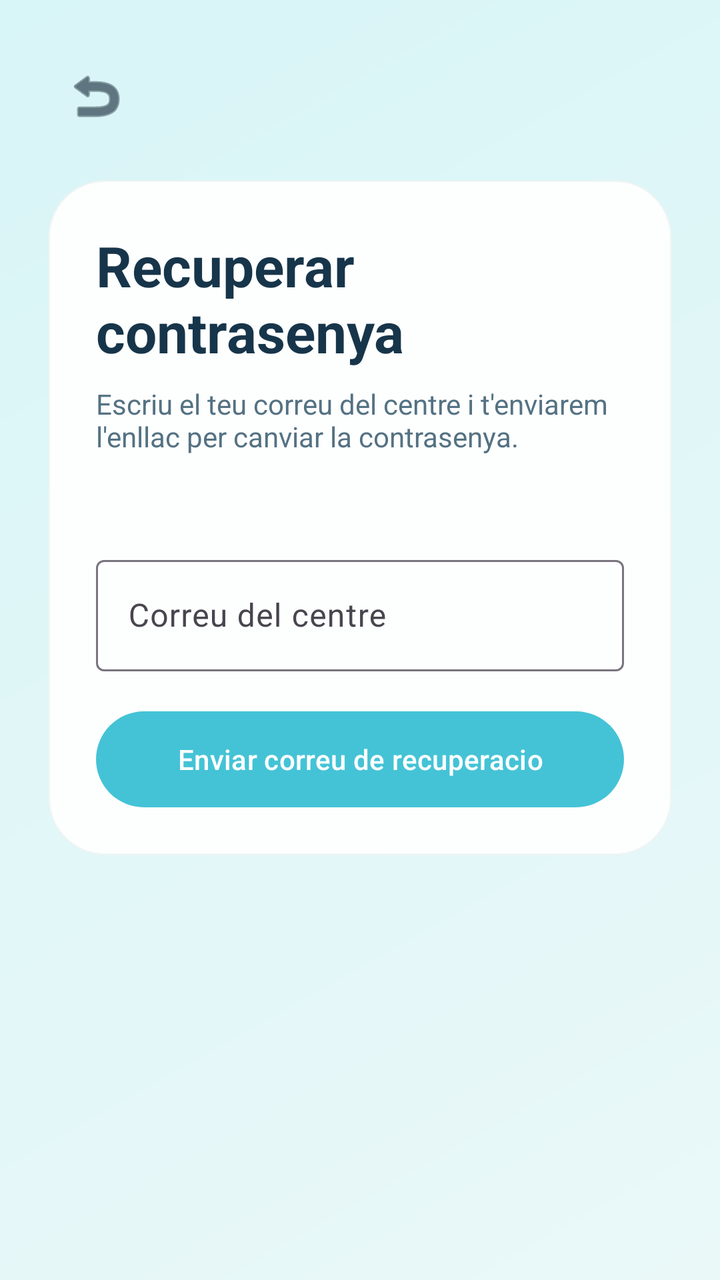
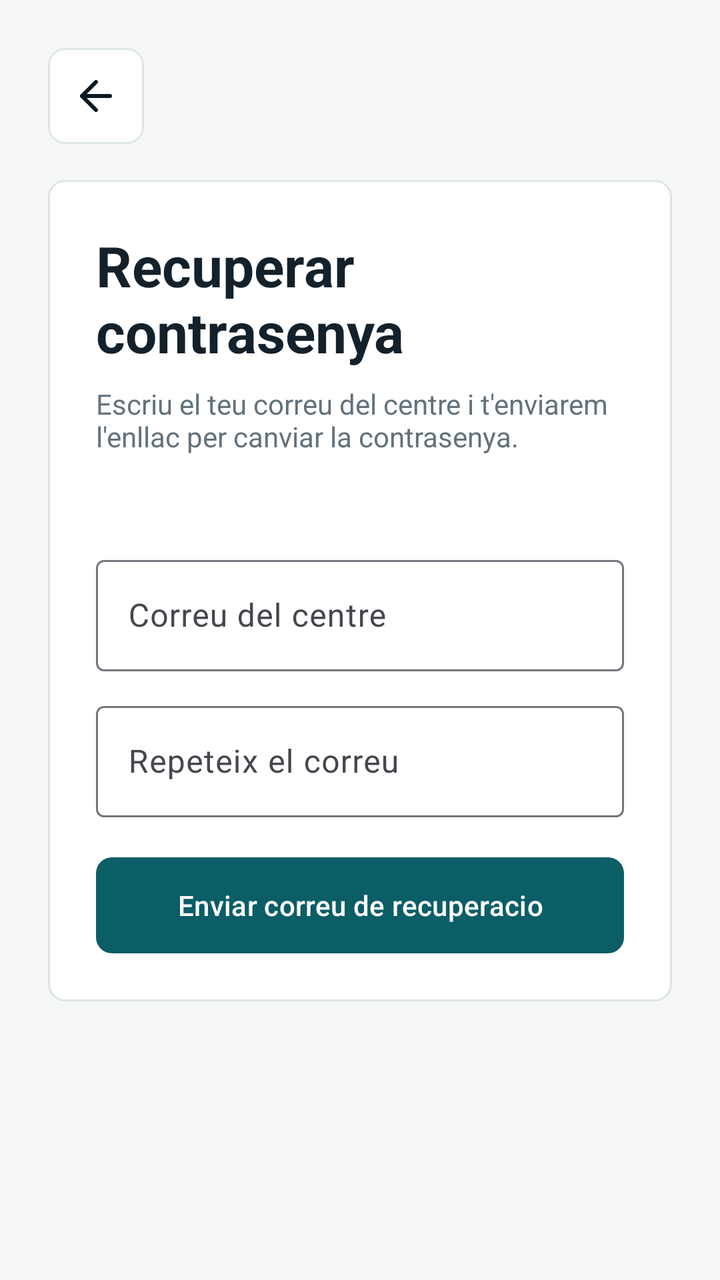

Compare the two renders of this Android layout. The source of the first and the diff that turns it into the second are given below.
<!-- AndroidManifest.xml: application theme Theme.ViBaCar -->
<!-- res/layout/activity_recupera_contrasenya.xml -->
<?xml version="1.0" encoding="utf-8"?>
<androidx.core.widget.NestedScrollView xmlns:android="http://schemas.android.com/apk/res/android"
    xmlns:app="http://schemas.android.com/apk/res-auto"
    android:layout_width="match_parent"
    android:layout_height="match_parent"
    android:background="@drawable/fons_pantalla"
    android:fillViewport="true">

    <LinearLayout
        android:layout_width="match_parent"
        android:layout_height="wrap_content"
        android:orientation="vertical"
        android:paddingTop="24dp"
        android:paddingHorizontal="5dp"
        android:paddingBottom="5dp">

        <ImageButton
            android:id="@+id/botoEnrere"
            android:layout_width="48dp"
            android:layout_height="48dp"
            android:layout_gravity="start"
            android:layout_marginStart="19dp"
            android:background="?attr/selectableItemBackgroundBorderless"
            android:contentDescription="@string/boto_enrere"
            android:padding="8dp"
            android:src="@android:drawable/ic_menu_revert"
            app:tint="@color/color_text_fosc" />

        <LinearLayout
            android:layout_width="match_parent"
            android:layout_height="wrap_content"
            android:layout_marginHorizontal="19dp"
            android:layout_marginTop="18dp"
            android:background="@drawable/fons_targeta"
            android:elevation="8dp"
            android:orientation="vertical"
            android:padding="24dp">

            <TextView
                android:layout_width="match_parent"
                android:layout_height="wrap_content"
                android:text="@string/recupera_titol"
                android:textColor="@color/color_text_principal"
                android:textSize="28sp"
                android:textStyle="bold" />

            <TextView
                android:layout_width="match_parent"
                android:layout_height="wrap_content"
                android:layout_marginTop="8dp"
                android:text="@string/recupera_subtitol"
                android:textColor="@color/color_text_secundari" />

            <TextView
                android:id="@+id/txtMissatge"
                android:layout_width="match_parent"
                android:layout_height="wrap_content"
                android:layout_marginTop="14dp"
                android:textColor="@color/color_error" />

            <com.google.android.material.textfield.TextInputLayout
                style="@style/Widget.Material3.TextInputLayout.OutlinedBox"
                android:layout_width="match_parent"
                android:layout_height="wrap_content"
                android:layout_marginTop="14dp"
                android:hint="@string/etiqueta_correu">

                <com.google.android.material.textfield.TextInputEditText
                    android:id="@+id/campCorreu"
                    android:layout_width="match_parent"
                    android:layout_height="wrap_content"
                    android:inputType="textEmailAddress" />
            </com.google.android.material.textfield.TextInputLayout>

            <com.google.android.material.button.MaterialButton
                android:id="@+id/botoEnviaRecuperacio"
                android:layout_width="match_parent"
                android:layout_height="wrap_content"
                android:layout_marginTop="20dp"
                android:background="@drawable/fons_boto_principal"
                android:text="@string/boto_envia_recuperacio"
                android:textColor="@color/color_text_clar" />
        </LinearLayout>
    </LinearLayout>
</androidx.core.widget.NestedScrollView>
<!-- resources referenced by this layout -->
<resources>
  <color name="color_error">#C74E4E</color>
  <color name="color_text_clar">#FFFFFF</color>
  <color name="color_text_fosc">#0D2030</color>
  <color name="color_text_principal">#17354A</color>
  <color name="color_text_secundari">#547283</color>
  <!-- drawable fons_boto_principal (drawable) -->
  <?xml version="1.0" encoding="utf-8"?>
  <shape xmlns:android="http://schemas.android.com/apk/res/android">
      <gradient
          android:angle="0"
          android:endColor="@color/color_principal_fosc"
          android:startColor="@color/color_principal" />
      <corners android:radius="30dp" />
  </shape>
  <!-- drawable fons_pantalla (drawable) -->
  <?xml version="1.0" encoding="utf-8"?>
  <shape xmlns:android="http://schemas.android.com/apk/res/android">
      <gradient
          android:angle="315"
          android:endColor="@color/color_fons"
          android:startColor="#D8F5F7" />
  </shape>
  <!-- drawable fons_targeta (drawable) -->
  <?xml version="1.0" encoding="utf-8"?>
  <shape xmlns:android="http://schemas.android.com/apk/res/android">
      <solid android:color="@color/color_targeta" />
      <corners android:radius="28dp" />
      <stroke
          android:width="1dp"
          android:color="#AAEDF4F4" />
  </shape>
  <string name="boto_enrere">Torna enrere</string>
  <string name="boto_envia_recuperacio">Enviar correu de recuperacio</string>
  <string name="etiqueta_correu">Correu del centre</string>
  <string name="recupera_subtitol">Escriu el teu correu del centre i t\'enviarem l\'enllac per canviar la contrasenya.</string>
  <string name="recupera_titol">Recuperar contrasenya</string>
  <style name="Theme.ViBaCar" parent="Base.Theme.ViBaCar" />
  <color name="color_principal_fosc">#2DA5BB</color>
  <color name="color_principal">#44C3D6</color>
  <color name="color_fons">#EAF8F8</color>
  <color name="color_targeta">#FDFEFE</color>
  <style name="Base.Theme.ViBaCar" parent="Theme.Material3.Light.NoActionBar">
          <item name="colorPrimary">@color/color_principal</item>
          <item name="colorOnPrimary">@color/color_text_clar</item>
          <item name="colorSecondary">@color/color_secundari</item>
          <item name="android:statusBarColor">@android:color/transparent</item>
          <item name="android:navigationBarColor">@color/color_fons</item>
          <item name="android:windowLightStatusBar">true</item>
          <item name="android:windowBackground">@color/color_fons</item>
      </style>
  <color name="color_secundari">#78D6A2</color>
</resources>

<!-- the commit's change to res/layout/activity_recupera_contrasenya.xml (unified diff, before → after) -->
@@ -20,10 +20,10 @@
             android:layout_height="48dp"
             android:layout_gravity="start"
             android:layout_marginStart="19dp"
-            android:background="?attr/selectableItemBackgroundBorderless"
+            android:background="@drawable/fons_capsula"
             android:contentDescription="@string/boto_enrere"
-            android:padding="8dp"
-            android:src="@android:drawable/ic_menu_revert"
+            android:padding="10dp"
+            android:src="@drawable/ic_enrere"
             app:tint="@color/color_text_fosc" />
 
         <LinearLayout
@@ -32,7 +32,7 @@
             android:layout_marginHorizontal="19dp"
             android:layout_marginTop="18dp"
             android:background="@drawable/fons_targeta"
-            android:elevation="8dp"
+            android:elevation="0dp"
             android:orientation="vertical"
             android:padding="24dp">
 
@@ -72,6 +72,20 @@
                     android:inputType="textEmailAddress" />
             </com.google.android.material.textfield.TextInputLayout>
 
+            <com.google.android.material.textfield.TextInputLayout
+                style="@style/Widget.Material3.TextInputLayout.OutlinedBox"
+                android:layout_width="match_parent"
+                android:layout_height="wrap_content"
+                android:layout_marginTop="12dp"
+                android:hint="@string/etiqueta_repeteix_correu">
+
+                <com.google.android.material.textfield.TextInputEditText
+                    android:id="@+id/campCorreuConfirmacio"
+                    android:layout_width="match_parent"
+                    android:layout_height="wrap_content"
+                    android:inputType="textEmailAddress" />
+            </com.google.android.material.textfield.TextInputLayout>
+
             <com.google.android.material.button.MaterialButton
                 android:id="@+id/botoEnviaRecuperacio"
                 android:layout_width="match_parent"
@@ -79,7 +93,9 @@
                 android:layout_marginTop="20dp"
                 android:background="@drawable/fons_boto_principal"
                 android:text="@string/boto_envia_recuperacio"
-                android:textColor="@color/color_text_clar" />
+                android:textColor="@color/color_text_clar"
+                app:backgroundTint="@null"
+                app:cornerRadius="8dp" />
         </LinearLayout>
     </LinearLayout>
 </androidx.core.widget.NestedScrollView>
<!-- resource entries referenced after the edit -->
@@ -1,46 +1,66 @@
 <!-- resources referenced by this layout -->
 <resources>
-  <color name="color_error">#C74E4E</color>
+  <color name="color_error">#B23B3B</color>
   <color name="color_text_clar">#FFFFFF</color>
-  <color name="color_text_fosc">#0D2030</color>
-  <color name="color_text_principal">#17354A</color>
-  <color name="color_text_secundari">#547283</color>
+  <color name="color_text_fosc">#0B1720</color>
+  <color name="color_text_principal">#14212B</color>
+  <color name="color_text_secundari">#63727C</color>
   <!-- drawable fons_boto_principal (drawable) -->
   <?xml version="1.0" encoding="utf-8"?>
   <shape xmlns:android="http://schemas.android.com/apk/res/android">
-      <gradient
-          android:angle="0"
-          android:endColor="@color/color_principal_fosc"
-          android:startColor="@color/color_principal" />
-      <corners android:radius="30dp" />
+      <solid android:color="@color/color_principal" />
+      <corners android:radius="8dp" />
+  </shape>
+  <!-- drawable fons_capsula (drawable) -->
+  <?xml version="1.0" encoding="utf-8"?>
+  <shape xmlns:android="http://schemas.android.com/apk/res/android">
+      <solid android:color="@color/color_targeta" />
+      <corners android:radius="8dp" />
+      <stroke
+          android:width="1dp"
+          android:color="@color/color_linia" />
   </shape>
   <!-- drawable fons_pantalla (drawable) -->
   <?xml version="1.0" encoding="utf-8"?>
   <shape xmlns:android="http://schemas.android.com/apk/res/android">
-      <gradient
-          android:angle="315"
-          android:endColor="@color/color_fons"
-          android:startColor="#D8F5F7" />
+      <solid android:color="@color/color_fons_suau" />
   </shape>
   <!-- drawable fons_targeta (drawable) -->
   <?xml version="1.0" encoding="utf-8"?>
   <shape xmlns:android="http://schemas.android.com/apk/res/android">
       <solid android:color="@color/color_targeta" />
-      <corners android:radius="28dp" />
+      <corners android:radius="8dp" />
       <stroke
           android:width="1dp"
-          android:color="#AAEDF4F4" />
+          android:color="@color/color_linia" />
   </shape>
+  <!-- drawable ic_enrere (drawable) -->
+  <?xml version="1.0" encoding="utf-8"?>
+  <vector xmlns:android="http://schemas.android.com/apk/res/android"
+      android:width="24dp"
+      android:height="24dp"
+      android:viewportWidth="24"
+      android:viewportHeight="24">
+      <path
+          android:fillColor="@android:color/transparent"
+          android:strokeColor="#000000"
+          android:strokeWidth="2"
+          android:strokeLineCap="round"
+          android:strokeLineJoin="round"
+          android:pathData="M19,12 L5,12 M12,5 L5,12 L12,19" />
+  </vector>
   <string name="boto_enrere">Torna enrere</string>
   <string name="boto_envia_recuperacio">Enviar correu de recuperacio</string>
   <string name="etiqueta_correu">Correu del centre</string>
+  <string name="etiqueta_repeteix_correu">Repeteix el correu</string>
   <string name="recupera_subtitol">Escriu el teu correu del centre i t\'enviarem l\'enllac per canviar la contrasenya.</string>
   <string name="recupera_titol">Recuperar contrasenya</string>
   <style name="Theme.ViBaCar" parent="Base.Theme.ViBaCar" />
-  <color name="color_principal_fosc">#2DA5BB</color>
-  <color name="color_principal">#44C3D6</color>
-  <color name="color_fons">#EAF8F8</color>
-  <color name="color_targeta">#FDFEFE</color>
+  <color name="color_principal">#0B5D66</color>
+  <color name="color_fons">#EEF3F4</color>
+  <color name="color_targeta">#FFFFFF</color>
+  <color name="color_linia">#DDE5E8</color>
+  <color name="color_fons_suau">#F6F8F8</color>
   <style name="Base.Theme.ViBaCar" parent="Theme.Material3.Light.NoActionBar">
           <item name="colorPrimary">@color/color_principal</item>
           <item name="colorOnPrimary">@color/color_text_clar</item>
@@ -50,6 +70,6 @@
           <item name="android:windowLightStatusBar">true</item>
           <item name="android:windowBackground">@color/color_fons</item>
       </style>
-  <color name="color_secundari">#78D6A2</color>
+  <color name="color_secundari">#2F8F67</color>
 </resources>
 
